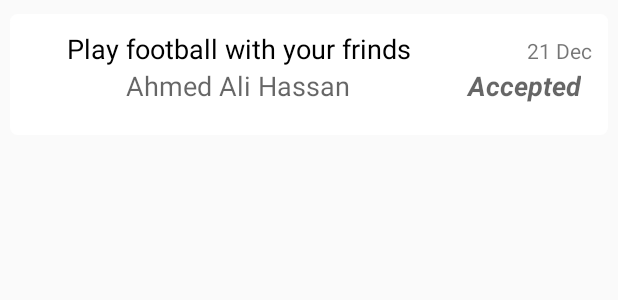
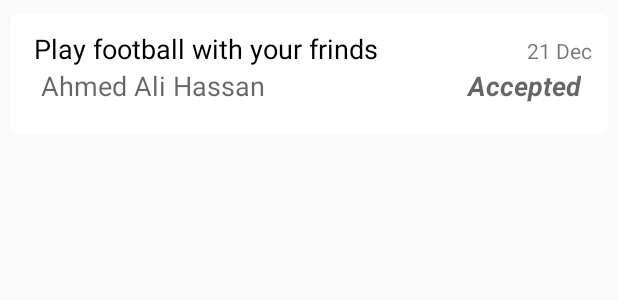
Before and after one commit to BassamQuantum/SporstIncManager, an Android app: the layout list_item_notification_sent.xml on its own in the app's theme, with its tools: preview values and no code run, on a phone screen of 412 x 824 dp. Shown: the top 300 px of the screen. Run offline under Robolectric (Android 15) with nearby library versions, the phone set to English and light mode, and no system bars.

Commit message:
issues Fixing

```diff
--- a/app/src/main/java/com/example/bassam/sporstincmanger/Entities/item1_courses_details.java
+++ b/app/src/main/java/com/example/bassam/sporstincmanger/Entities/item1_courses_details.java
@@ -1,10 +1,12 @@
 package com.example.bassam.sporstincmanger.Entities;
+
+import java.io.Serializable;
 
 /**
  * Created by Bassam on 25/3/2018.
  */
 
-public class item1_courses_details {
+public class item1_courses_details implements Serializable {
     String class_name, start_date;
     int class_id;
 
--- a/app/src/main/java/com/example/bassam/sporstincmanger/Entities/item2_courses_details.java
+++ b/app/src/main/java/com/example/bassam/sporstincmanger/Entities/item2_courses_details.java
@@ -1,10 +1,12 @@
 package com.example.bassam.sporstincmanger.Entities;
+
+import java.io.Serializable;
 
 /**
  * Created by Bassam on 25/3/2018.
  */
 
-public class item2_courses_details {
+public class item2_courses_details implements Serializable {
     String coach_name;
     String[] day, time;
 
--- a/app/src/main/res/layout/list_item_notification_sent.xml
+++ b/app/src/main/res/layout/list_item_notification_sent.xml
@@ -24,7 +24,8 @@
             <TextView
                 android:id="@+id/notificationSubject"
                 android:text="Play football with your frinds"
-                android:gravity="center"
+                android:gravity="start"
+                android:layout_marginStart="@dimen/padding_5"
                 android:textAppearance="@style/Base.TextAppearance.AppCompat.Medium"
                 android:textColor="@color/colorBlack"
                 android:layout_width="0dp"
@@ -46,7 +47,8 @@
             <TextView
                 android:id="@+id/notificationPerson"
                 android:text="Ahmed Ali Hassan"
-                android:gravity="center"
+                android:gravity="start"
+                android:layout_marginStart="@dimen/ten_dimens"
                 android:paddingBottom="10dp"
                 android:textAppearance="@style/Base.TextAppearance.AppCompat.Medium"
                 android:layout_width="0dp"
@@ -59,7 +61,7 @@
                 android:paddingRight="7dp"
                 android:layout_width="0dp"
                 android:layout_height="wrap_content"
-                android:layout_weight="1"
+                android:layout_weight="1.5"
                 android:text="Accepted"
                 android:textAppearance="@style/Base.TextAppearance.AppCompat.Medium"
                 android:textStyle="bold|italic" />
```
